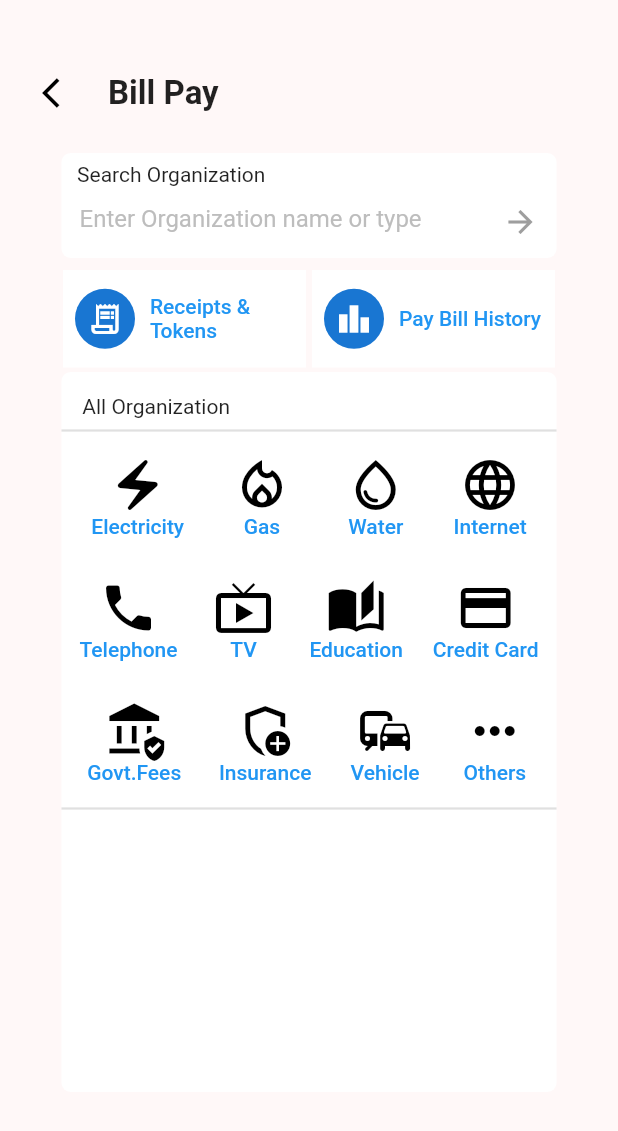
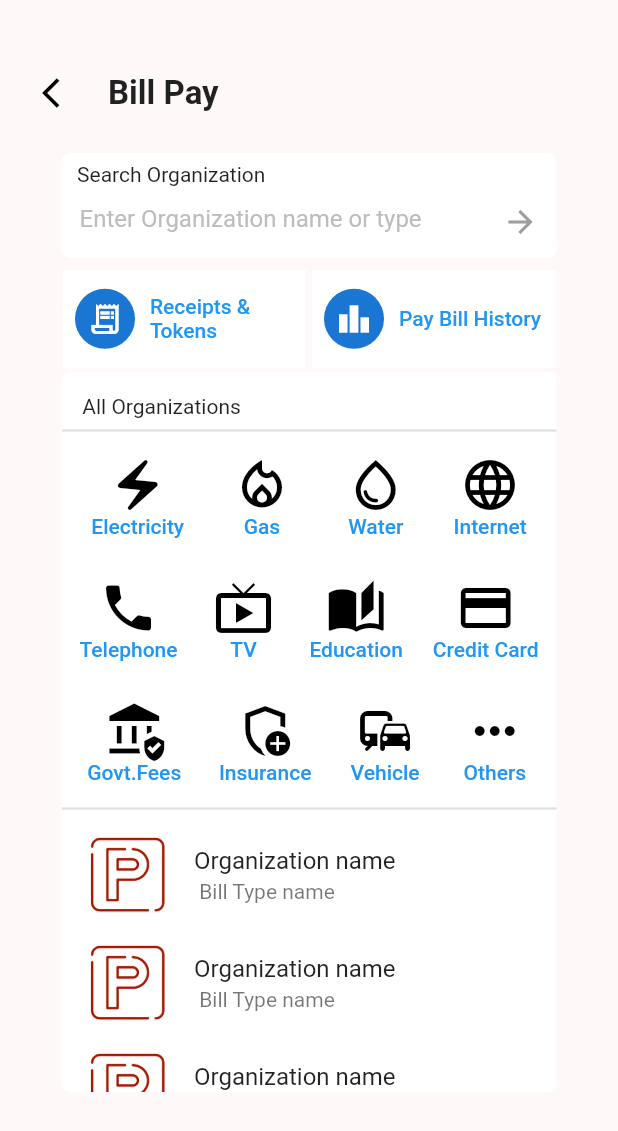
Before and after one commit to NafimAhmed/Paymentsall, a Flutter app: the BillPayPage screen opened directly, on a phone screen of 412 x 824 dp. Shown: the top 1131 px of the screen. Run offline on Flutter 3.47's test engine with Material 2 defaults, Android fonts, the phone set to English and light mode, and no system bars; our stand-ins replace animated_splash_screen, barcode_widget, flutter_contacts, fluttertoast, gap, get and 5 more; missing offline and left inert: qr_code_scanner.

Commit message:
nafim bill detail page created 12:52am 27/02/2023

```diff
--- a/lib/Screens/Home/BillPay.dart
+++ b/lib/Screens/Home/BillPay.dart
@@ -1,4 +1,5 @@
 import 'package:flutter/material.dart';
+import 'package:payments_all_app/Screens/pay_bill_all/pay_bill_detail.dart';
 
 class BillPayPage extends StatefulWidget {
   const BillPayPage({Key? key}) : super(key: key);
@@ -34,6 +35,11 @@ class _BillPayPageState extends State<BillPayPage> {
                 ],
               ),
             ),
+
+
+
+
+
             Padding(
               padding: const EdgeInsets.all(8.0),
               child: Container(
@@ -122,7 +128,7 @@ class _BillPayPageState extends State<BillPayPage> {
                   crossAxisAlignment: CrossAxisAlignment.start,
                   children: [
                     SizedBox(height: 15,),
-                    Text('    All Organization'),
+                    Text('    All Organizations'),
                     Divider(thickness: 1.5,),
                     Row(
                       mainAxisAlignment: MainAxisAlignment.spaceEvenly,
@@ -235,11 +241,57 @@ class _BillPayPageState extends State<BillPayPage> {
                     ),
                     Divider(thickness: 1.5,),
 
+
+                    Container(
+                      child: Column(
+                        children: [
+
+                          ListView.builder(
+                              shrinkWrap: true,
+                              physics: NeverScrollableScrollPhysics(),
+                              itemCount: 10,
+                              itemBuilder: (BuildContext context,int index){
+
+                                return ListTile(
+                                  leading: Image.asset("assets/images/Payments_All.png"),
+                                  title: Text("Organization name"),
+                                  subtitle: Text(" Bill Type name"),
+
+                                  onTap: (){
+
+                                    Navigator.push(
+                                      context,
+                                      MaterialPageRoute(
+                                        builder: (context) {
+                                          return PayBillDetil();
+                                        },
+                                      ),
+                                    );
+
+                                  },
+
+                                );
+
+                              }
+                          )
+
+                        ],
+                      ),
+                    )
+
                   ],
                 ),
               ),
             ),
             ),
+
+
+
+
+
+
+
+
 
           ],
         ),
--- a/lib/Screens/mobile_recharge_all/Mobile Recharge Page.dart
+++ b/lib/Screens/mobile_recharge_all/Mobile Recharge Page.dart
@@ -204,9 +204,9 @@ class _MobileRechargePagState extends State<MobileRechargePag> {
                                     //value: _selected.isEmpty ? _selected : null,
                                     value: _selected,
                                     onChanged: (newValue){
-                                      // setState(() {
-                                      //   _selected=newValue as String ;
-                                      // });
+                                      setState(() {
+                                        _selected=newValue as String ;
+                                      });
                                     },
                                     items: MobileRechargePag._operatorList.map((e) {
                                       return DropdownMenuItem(
```
Also changed, not shown: lib/Screens/pay_bill_all/pay_bill_detail.dart (added, +188 -0 lines).
